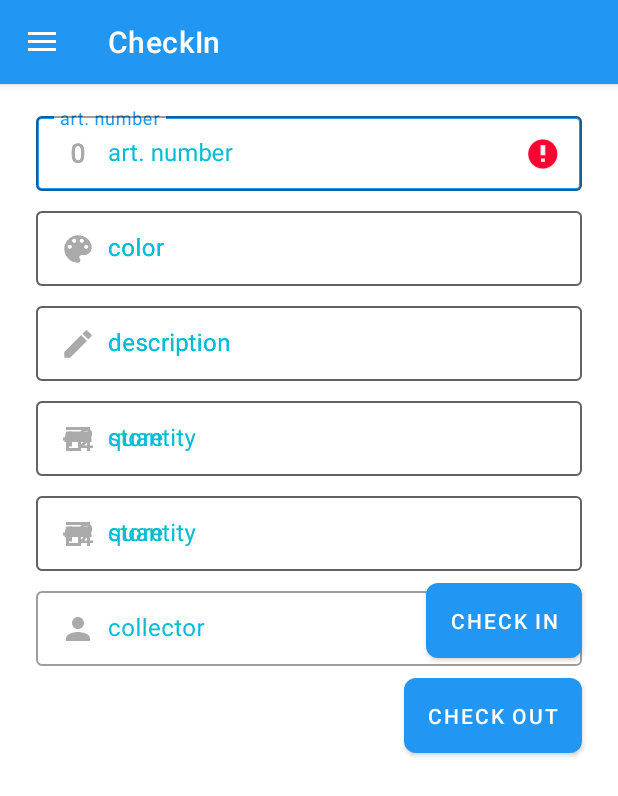
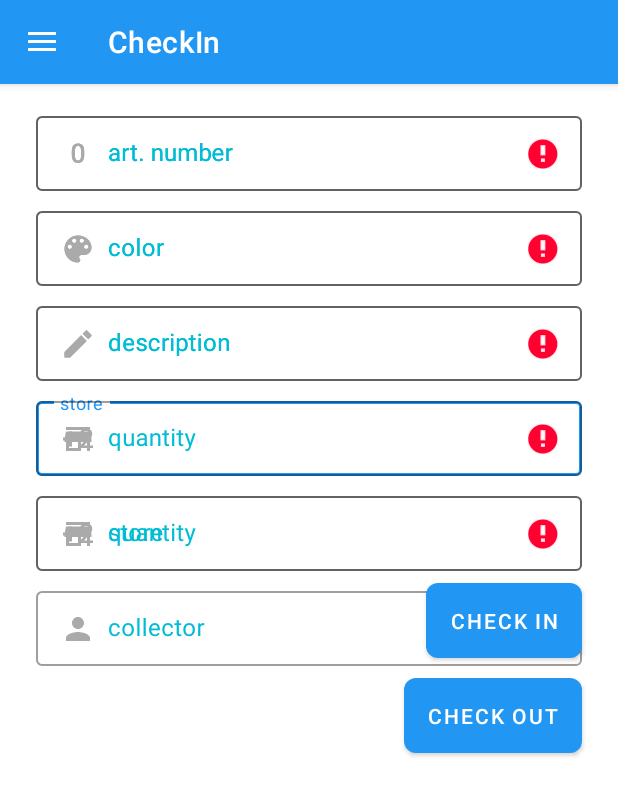
Before and after one commit to RutaleIvanPaul/StoreManager, an Android app: the fragment FragmentCheckOut placed in its activity, in the side drawer, after a tap on "Check In", on a phone screen of 412 x 824 dp. Shown: the top 796 px of the screen. Run offline under Robolectric (Android 15) with nearby library versions, the phone set to English and light mode, and no system bars; our stand-ins replace Room's generated code, RxJava, navigation-ui; 4 statements that could not run were skipped.

Commit message:
add checkout functionality

```diff
--- a/app/src/main/java/com/kotlin/ivanpaulrutale/storemanager/adapter/SearchListAdapter.kt
+++ b/app/src/main/java/com/kotlin/ivanpaulrutale/storemanager/adapter/SearchListAdapter.kt
@@ -1,6 +1,7 @@
 package com.kotlin.ivanpaulrutale.storemanager.adapter
 
 
+import android.util.Log
 import android.view.LayoutInflater
 import android.view.View
 import android.view.ViewGroup
@@ -52,7 +53,8 @@
                 "art_number" to item.artNumber,
                 "color" to item.color,
                 "description" to item.description,
-                "store" to item.store
+                "store" to item.store,
+                "id" to item.id
             )
             Navigation.findNavController(view)
                 .navigate(R.id.action_fragmentSearch_to_fragmentCheckOut, bundle)
--- a/app/src/main/java/com/kotlin/ivanpaulrutale/storemanager/network/EndPoints.kt
+++ b/app/src/main/java/com/kotlin/ivanpaulrutale/storemanager/network/EndPoints.kt
@@ -1,5 +1,6 @@
 package com.kotlin.ivanpaulrutale.storemanager.network
 
+import com.kotlin.ivanpaulrutale.storemanager.models.CheckoutResponse
 import com.kotlin.ivanpaulrutale.storemanager.models.ReportsResponse
 import com.kotlin.ivanpaulrutale.storemanager.models.RequestResponse
 import okhttp3.Response
@@ -29,8 +30,8 @@
     @POST("items")
     fun checkinItem(@Body body: HashMap<String, Any>): Call<Response>
 
-    @POST("checkout")
-    fun checkoutItem(@Body body: HashMap<String, Any>): Call<Response>
+    @POST("{id}/checkout")
+    fun checkoutItem(@Path("id") id : Int, @Body body: HashMap<String, Any>): Call<CheckoutResponse>
 
     @PUT("items")
     fun editItem(@Body body: HashMap<String, Any>): Call<Response>
--- /dev/null
+++ b/app/src/main/java/com/kotlin/ivanpaulrutale/storemanager/utils/Utils.kt
@@ -0,0 +1,27 @@
+package com.kotlin.ivanpaulrutale.storemanager.utils
+
+import android.text.TextUtils
+import android.view.View
+import android.widget.EditText
+
+/**
+ * Created by Derick W on 20,January,2020
+ * Github: @wasswa-derick
+ * Andela (Kampala, Uganda)
+ */
+class Utils {
+
+    companion object {
+        fun validated(vararg views: View): Boolean {
+            var ok = true
+            for (v in views) {
+                if (v is EditText && TextUtils.isEmpty(v.text.toString())) {
+                    ok = false
+                    v.error = "Required"
+                }
+            }
+            return ok
+        }
+    }
+
+}
--- a/app/src/main/java/com/kotlin/ivanpaulrutale/storemanager/views/FragmentCheckOut.kt
+++ b/app/src/main/java/com/kotlin/ivanpaulrutale/storemanager/views/FragmentCheckOut.kt
@@ -10,10 +10,14 @@
 import android.widget.EditText
 import android.widget.Toast
 import androidx.fragment.app.Fragment
+import androidx.navigation.Navigation
 import com.google.android.material.textfield.TextInputEditText
 import com.kotlin.ivanpaulrutale.storemanager.R
+import com.kotlin.ivanpaulrutale.storemanager.models.CheckoutResponse
 import com.kotlin.ivanpaulrutale.storemanager.network.RetrofitClient
+import com.kotlin.ivanpaulrutale.storemanager.utils.Utils
 import com.kotlin.ivanpaulrutale.storemanager.utils.noEmptyFields
+import kotlinx.android.synthetic.main.fragment_check_out.*
 import okhttp3.Response
 import retrofit2.Call
 import retrofit2.Callback
@@ -26,6 +30,7 @@
     private lateinit var color: String
     private lateinit var description: String
     private lateinit var store: String
+    private var itemID: Int = 0
 
     override fun onCreateView(
         inflater: LayoutInflater, container: ViewGroup?,
@@ -40,27 +45,24 @@
         view.findViewById<TextInputEditText>(R.id.checkout_description).setText(description)
         view.findViewById<TextInputEditText>(R.id.checkout_store).setText(store)
 
-        view.findViewById<Button>(R.id.checkout_button).setOnClickListener {
-            val art_number = view.findViewById<EditText>(R.id.checkout_art_number)
-            val color = view.findViewById<EditText>(R.id.checkout_color)
-            val description = view.findViewById<EditText>(R.id.checkout_description)
-            val quantity = view.findViewById<EditText>(R.id.checkout_quantity)
-            val store = view.findViewById<EditText>(R.id.checkout_store)
-            val collector = view.findViewById<EditText>(R.id.checkout_collector)
+        return view
+    }
 
-            val editTexts =
-                arrayListOf<EditText>(art_number, color, description, quantity, store, collector)
+    override fun onViewCreated(view: View, savedInstanceState: Bundle?) {
+        super.onViewCreated(view, savedInstanceState)
 
-            if (noEmptyFields(editTexts)) {
+        checkout_button.setOnClickListener {
+            if (Utils.validated(checkout_art_number, checkout_color, checkout_description, checkout_quantity, checkout_store, checkout_collector) && itemID != 0) {
                 val map = hashMapOf(
-                    "collector" to collector.text.toString() as Any,
-                    "description" to description.text.toString() as Any,
-                    "quantity" to quantity.text.toString() as Any
+                    "collector" to checkout_collector.text.toString() as Any,
+                    "description" to checkout_description.text.toString() as Any,
+                    "quantity" to checkout_quantity.text.toString() as Any,
+                    "store" to checkout_store.text.toString() as Any
                 )
-                checkoutItems(map)
+                checkoutItems(it, itemID, map)
             }
         }
-        return view
+
     }
 
     private fun getDataFromBundle() {
@@ -69,15 +71,18 @@
             color = arguments!!["color"] as String
             description = arguments!!["description"] as String
             store = arguments!!["store"] as String
+            itemID = arguments!!["id"] as Int
         }
     }
 
-    private fun checkoutItems(map: HashMap<String, Any>) {
-        RetrofitClient.instance.checkoutItem(map).enqueue(object : Callback<Response> {
-            override fun onResponse(call: Call<Response>, response: retrofit2.Response<Response>) {
+    private fun checkoutItems(view : View, id : Int, map: HashMap<String, Any>) {
+        RetrofitClient.instance.checkoutItem(id, map).enqueue(object : Callback<CheckoutResponse> {
+            override fun onResponse(call: Call<CheckoutResponse>, response: retrofit2.Response<CheckoutResponse>) {
                 when (response.code()) {
                     200 -> {
-                        Toast.makeText(activity, "Item checked out", Toast.LENGTH_SHORT).show()
+                        Toast.makeText(activity, "Item checked out", Toast.LENGTH_LONG).show()
+                        Navigation.findNavController(view)
+                            .navigate(R.id.fragmentSearch)
                     }
                     else -> {
                         Toast.makeText(
@@ -85,11 +90,12 @@
                             "Item could not be checked out",
                             Toast.LENGTH_SHORT
                         ).show()
+
                     }
                 }
             }
 
-            override fun onFailure(call: Call<Response>, t: Throwable) {
+            override fun onFailure(call: Call<CheckoutResponse>, t: Throwable) {
                 Log.e("FragmentCheckout: ", t.message)
             }
         })
--- a/app/src/main/java/com/kotlin/ivanpaulrutale/storemanager/views/FragmentSearch.kt
+++ b/app/src/main/java/com/kotlin/ivanpaulrutale/storemanager/views/FragmentSearch.kt
@@ -230,8 +230,6 @@
                             Toast.makeText(activity, "Item not found", Toast.LENGTH_SHORT).show()
                         }
                     }
-
-                    Log.i("Search", response.toString())
                 }
 
                 override fun onFailure(call: Call<RequestResponse>, t: Throwable) {
--- a/app/src/main/res/layout/fragment_check_out.xml
+++ b/app/src/main/res/layout/fragment_check_out.xml
@@ -30,6 +30,7 @@
                 android:backgroundTint="@color/colorAccent"
                 android:drawableStart="@drawable/ic_number_black"
                 android:drawablePadding="8dp"
+                android:focusable="false"
                 android:hint="@string/art_number" />
         </com.google.android.material.textfield.TextInputLayout>
 
@@ -48,6 +49,7 @@
                 android:id="@+id/checkout_color"
                 android:layout_width="match_parent"
                 android:layout_height="50dp"
+                android:focusable="false"
                 android:backgroundTint="@color/colorAccent"
                 android:drawableStart="@drawable/ic_color_black"
                 android:drawablePadding="8dp"
@@ -69,6 +71,7 @@
                 android:id="@+id/checkout_description"
                 android:layout_width="match_parent"
                 android:layout_height="50dp"
+                android:focusable="false"
                 android:backgroundTint="@color/colorAccent"
                 android:drawableStart="@drawable/ic_description_black"
                 android:drawablePadding="8dp"
@@ -111,6 +114,7 @@
                 android:id="@+id/checkout_quantity"
                 android:layout_width="match_parent"
                 android:layout_height="50dp"
+                android:inputType="number"
                 android:backgroundTint="@color/colorAccent"
                 android:drawableStart="@drawable/ic_quantity_black"
                 android:drawablePadding="8dp"
--- a/app/src/main/res/navigation/main_nav_graph.xml
+++ b/app/src/main/res/navigation/main_nav_graph.xml
@@ -19,6 +19,9 @@
         android:id="@+id/fragmentCheckOut"
         android:name="com.kotlin.ivanpaulrutale.storemanager.views.FragmentCheckOut"
         android:label="Checkout">
+        <argument
+            android:name="id"
+            app:argType="integer" />
         <argument
             android:name="art_number"
             app:argType="string" />
```
Also changed, not shown: app/src/main/java/com/kotlin/ivanpaulrutale/storemanager/models/ListItems.kt (+31 -0 lines).
